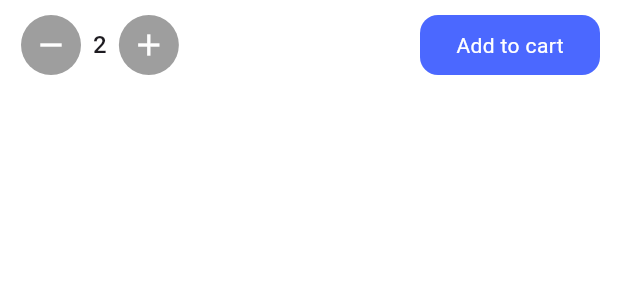
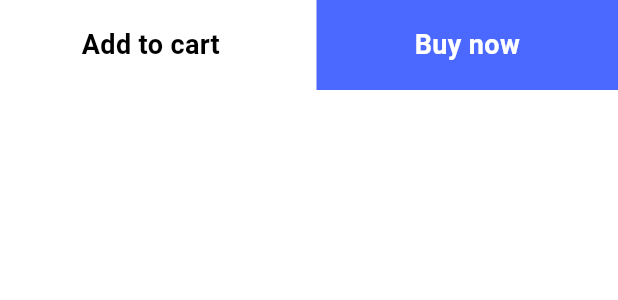
Before and after one commit to RishabhGupta777/flashchat, a Flutter app: the TBottomAddToCart widget shown alone on an empty page, opened directly, on a phone screen of 412 x 824 dp. Shown: the top 300 px of the screen. Run offline on Flutter 3.47's test engine with Material 3 defaults, Android fonts, the phone set to English and light mode, and no system bars; our stand-ins replace animated_text_kit, cached_network_image, carousel_slider, cloud_firestore, firebase_auth, firebase_core and 9 more; accounts and stored records are empty.

Commit message:
second commit

```diff
--- a/lib/Tmart/screens/cart_screen.dart
+++ b/lib/Tmart/screens/cart_screen.dart
@@ -1,3 +1,4 @@
+import 'package:flashchat/Tmart/screens/check_out_screen.dart';
 import 'package:flashchat/Tmart/widgets/custom_shapes/button.dart';
 import 'package:flashchat/Tmart/widgets/custom_shapes/cart_items.dart';
 import 'package:flutter/material.dart';
@@ -15,7 +16,9 @@ class CartScreen extends StatelessWidget {
         padding: const EdgeInsets.all(8),
         child: TCartItems(),
       ),
-      bottomNavigationBar: TButton(onTap:(){},height:50,radius :0,text: 'CheckOut ₹999',),
+      bottomNavigationBar: TButton(onTap:(){
+        Navigator.push(context, MaterialPageRoute(builder: (context)=>Checkoutscreen(),));
+      },height:50,radius :0,text: 'CheckOut ₹999',),
     );
   }
 }
--- a/lib/Tmart/widgets/custom_shapes/bottom_add_to_cart.dart
+++ b/lib/Tmart/widgets/custom_shapes/bottom_add_to_cart.dart
@@ -1,8 +1,9 @@
 import 'package:flashchat/Tmart/colors.dart';
+import 'package:flashchat/Tmart/screens/cart_screen.dart';
 import 'package:flashchat/Tmart/widgets/custom_shapes/button.dart';
-import 'package:flashchat/Tmart/widgets/custom_shapes/circular_icon.dart';
-import 'package:flashchat/Tmart/widgets/custom_shapes/rounded_container.dart';
 import 'package:flutter/material.dart';
+import 'package:flashchat/Tmart/screens/check_out_screen.dart';
+
 
 class TBottomAddToCart extends StatelessWidget {
   const TBottomAddToCart({super.key});
@@ -11,20 +12,33 @@ class TBottomAddToCart extends StatelessWidget {
   Widget build(BuildContext context) {
     return Container(
       height: 60,
-     padding: EdgeInsets.symmetric(horizontal:12,vertical:4),
       child: Row(
         mainAxisAlignment: MainAxisAlignment.spaceBetween,
         children: [
-          Row(
-            children: [
-              TCircularIcon(icon:Icons.remove,backgroundColor: Colors.grey,color: Colors.white,),
-              SizedBox(width: 6,),
-              Text('2',style: Theme.of(context).textTheme.titleMedium,),
-              SizedBox(width: 6,),
-              TCircularIcon(icon:Icons.add,backgroundColor: Colors.grey,color: Colors.white,),
-            ],
+          Expanded(
+            child: TButton(onTap: (){
+              Navigator.push(context, MaterialPageRoute(builder: (context)=>CartScreen()));
+            },
+              radius: 0.0,
+              width:double.infinity,
+              height:60,
+              text:'Add to cart',
+              backgroundColor: Colors.white,
+              textColor: Colors.black,
+            ),
           ),
-          TButton(onTap: (){}, width: 120, height:40,text:'Add to cart'),
+          SizedBox(width: 10,),
+          Expanded(
+            child: TButton(
+              radius: 0.0,
+              width:double.infinity ,
+              height:60,
+              onTap:(){
+              Navigator.push(context, MaterialPageRoute(builder: (context)=>Checkoutscreen()));
+            },
+              text:'Buy now',
+            ),
+          ),
         ],
       ),
     );
--- a/lib/Tmart/widgets/custom_shapes/button.dart
+++ b/lib/Tmart/widgets/custom_shapes/button.dart
@@ -9,12 +9,14 @@ class TButton extends StatelessWidget {
   final String ? text;
   final VoidCallback onTap;
   final double radius;
+  final Color textColor ;
 
   const TButton({
     super.key,
     this.width ,
     this.height ,
     this.backgroundColor = TColors.primary,
+    this.textColor = Colors.white,
     required this.text ,
     required this.onTap,
     this.radius = 12,
@@ -32,7 +34,7 @@ class TButton extends StatelessWidget {
         child: Center(
           child: Text(
             text!,
-            style: TextStyle(color: Colors.white),
+            style: TextStyle(color:textColor,fontWeight: FontWeight.w600,fontSize:18),
           ),
         ),
       ),
```
Also changed, not shown: lib/Tmart/screens/check_out_screen.dart (+37 -37 lines), lib/Tmart/screens/product_detail.dart (+4 -9 lines), lib/Tmart/screens/user_address_screen.dart (+10 -10 lines), lib/Tmart/widgets/custom_shapes/add_new_address_screen.dart (+6 -4 lines), lib/Tmart/widgets/custom_shapes/singleaddress.dart (+18 -3 lines).
